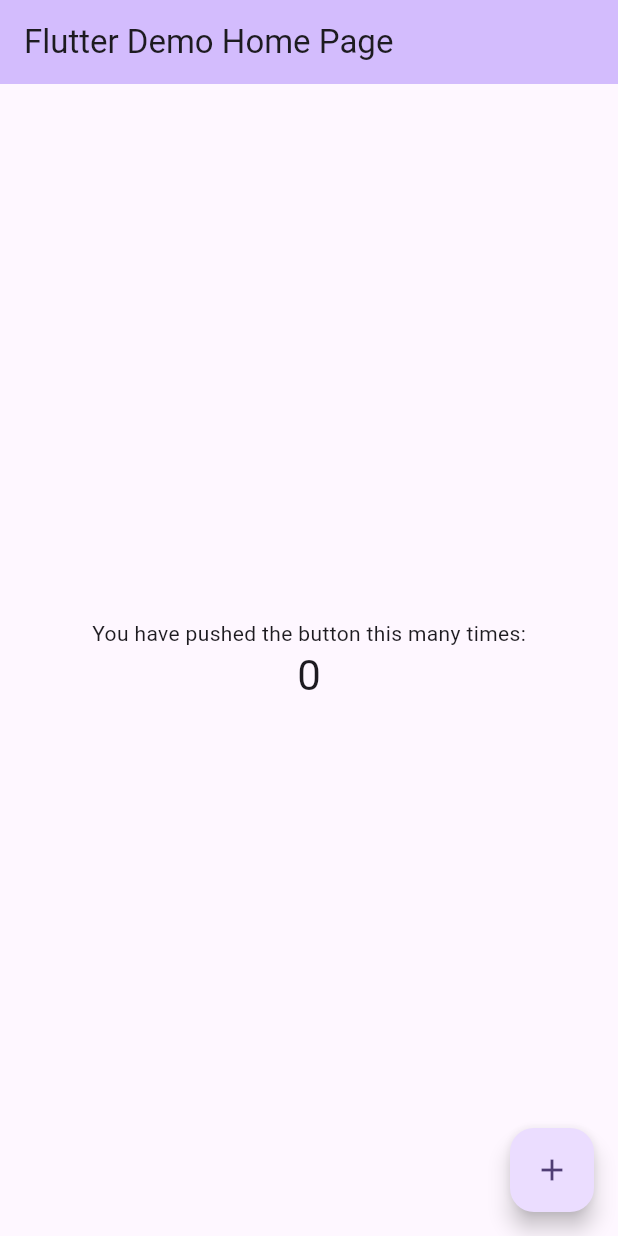
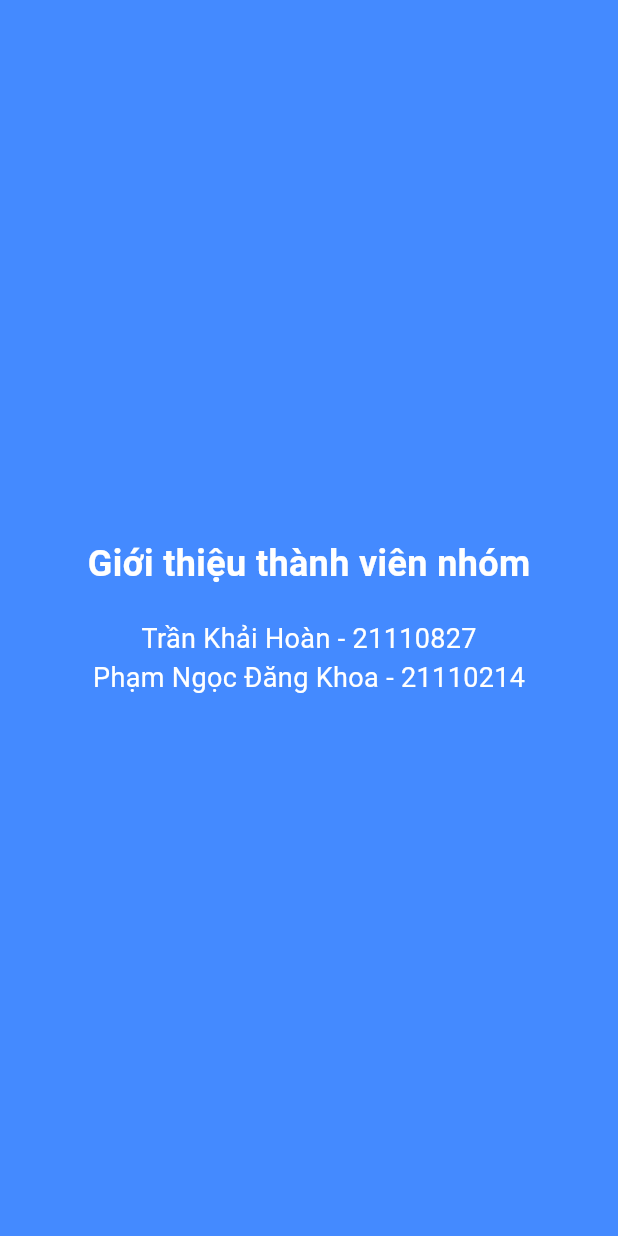
Before and after one commit to PaulKhoa/Flutter, a Flutter app: the screen it shows after launch, on a phone screen of 412 x 824 dp. Run offline on Flutter 3.47's test engine with Material 3 defaults, Android fonts, the phone set to English and light mode, and no system bars.

Commit message:
bài tập flutter 1

```diff
--- a/baitapflutter1/lib/main.dart
+++ b/baitapflutter1/lib/main.dart
@@ -1,125 +1,19 @@
 import 'package:flutter/material.dart';
+import 'screens/splash_screen.dart';
 
 void main() {
-  runApp(const MyApp());
+  runApp(MyApp());
 }
 
 class MyApp extends StatelessWidget {
-  const MyApp({super.key});
-
-  // This widget is the root of your application.
   @override
   Widget build(BuildContext context) {
     return MaterialApp(
-      title: 'Flutter Demo',
+      title: 'App Manager',
       theme: ThemeData(
-        // This is the theme of your application.
-        //
-        // TRY THIS: Try running your application with "flutter run". You'll see
-        // the application has a purple toolbar. Then, without quitting the app,
-        // try changing the seedColor in the colorScheme below to Colors.green
-        // and then invoke "hot reload" (save your changes or press the "hot
-        // reload" button in a Flutter-supported IDE, or press "r" if you used
-        // the command line to start the app).
-        //
-        // Notice that the counter didn't reset back to zero; the application
-        // state is not lost during the reload. To reset the state, use hot
-        // restart instead.
-        //
-        // This works for code too, not just values: Most code changes can be
-        // tested with just a hot reload.
-        colorScheme: ColorScheme.fromSeed(seedColor: Colors.deepPurple),
-        useMaterial3: true,
+        primarySwatch: Colors.blue,
       ),
-      home: const MyHomePage(title: 'Flutter Demo Home Page'),
+      home: SplashScreen(), // Bắt đầu với SplashScreen
     );
   }
 }
-
-class MyHomePage extends StatefulWidget {
-  const MyHomePage({super.key, required this.title});
-
-  // This widget is the home page of your application. It is stateful, meaning
-  // that it has a State object (defined below) that contains fields that affect
-  // how it looks.
-
-  // This class is the configuration for the state. It holds the values (in this
-  // case the title) provided by the parent (in this case the App widget) and
-  // used by the build method of the State. Fields in a Widget subclass are
-  // always marked "final".
-
-  final String title;
-
-  @override
-  State<MyHomePage> createState() => _MyHomePageState();
-}
-
-class _MyHomePageState extends State<MyHomePage> {
-  int _counter = 0;
-
-  void _incrementCounter() {
-    setState(() {
-      // This call to setState tells the Flutter framework that something has
-      // changed in this State, which causes it to rerun the build method below
-      // so that the display can reflect the updated values. If we changed
-      // _counter without calling setState(), then the build method would not be
-      // called again, and so nothing would appear to happen.
-      _counter++;
-    });
-  }
-
-  @override
-  Widget build(BuildContext context) {
-    // This method is rerun every time setState is called, for instance as done
-    // by the _incrementCounter method above.
-    //
-    // The Flutter framework has been optimized to make rerunning build methods
-    // fast, so that you can just rebuild anything that needs updating rather
-    // than having to individually change instances of widgets.
-    return Scaffold(
-      appBar: AppBar(
-        // TRY THIS: Try changing the color here to a specific color (to
-        // Colors.amber, perhaps?) and trigger a hot reload to see the AppBar
-        // change color while the other colors stay the same.
-        backgroundColor: Theme.of(context).colorScheme.inversePrimary,
-        // Here we take the value from the MyHomePage object that was created by
-        // the App.build method, and use it to set our appbar title.
-        title: Text(widget.title),
-      ),
-      body: Center(
-        // Center is a layout widget. It takes a single child and positions it
-        // in the middle of the parent.
-        child: Column(
-          // Column is also a layout widget. It takes a list of children and
-          // arranges them vertically. By default, it sizes itself to fit its
-          // children horizontally, and tries to be as tall as its parent.
-          //
-          // Column has various properties to control how it sizes itself and
-          // how it positions its children. Here we use mainAxisAlignment to
-          // center the children vertically; the main axis here is the vertical
-          // axis because Columns are vertical (the cross axis would be
-          // horizontal).
-          //
-          // TRY THIS: Invoke "debug painting" (choose the "Toggle Debug Paint"
-          // action in the IDE, or press "p" in the console), to see the
-          // wireframe for each widget.
-          mainAxisAlignment: MainAxisAlignment.center,
-          children: <Widget>[
-            const Text(
-              'You have pushed the button this many times:',
-            ),
-            Text(
-              '$_counter',
-              style: Theme.of(context).textTheme.headlineMedium,
-            ),
-          ],
-        ),
-      ),
-      floatingActionButton: FloatingActionButton(
-        onPressed: _incrementCounter,
-        tooltip: 'Increment',
-        child: const Icon(Icons.add),
-      ), // This trailing comma makes auto-formatting nicer for build methods.
-    );
-  }
-}
--- /dev/null
+++ b/baitapflutter1/lib/screens/splash_screen.dart
@@ -0,0 +1,52 @@
+import 'package:flutter/material.dart';
+import 'dart:async';
+import 'login_screen.dart';
+
+class SplashScreen extends StatefulWidget {
+  @override
+  _SplashScreenState createState() => _SplashScreenState();
+}
+
+class _SplashScreenState extends State<SplashScreen> {
+  @override
+  void initState() {
+    super.initState();
+    // Đợi 10 giây trước khi chuyển sang trang Login
+    Timer(Duration(seconds: 10), () {
+      Navigator.of(context).pushReplacement(
+        MaterialPageRoute(builder: (context) => LoginScreen()),
+      );
+    });
+  }
+
+  @override
+  Widget build(BuildContext context) {
+    return Scaffold(
+      backgroundColor: Colors.blueAccent,
+      body: Center(
+        child: Column(
+          mainAxisAlignment: MainAxisAlignment.center,
+          children: [
+            Text(
+              'Giới thiệu thành viên nhóm',
+              style: TextStyle(
+                fontSize: 24,
+                fontWeight: FontWeight.bold,
+                color: Colors.white,
+              ),
+            ),
+            SizedBox(height: 20),
+            Text(
+              'Trần Khải Hoàn - 21110827',
+              style: TextStyle(fontSize: 18, color: Colors.white),
+            ),
+            Text(
+              'Phạm Ngọc Đăng Khoa - 21110214',
+              style: TextStyle(fontSize: 18, color: Colors.white),
+            ),
+          ],
+        ),
+      ),
+    );
+  }
+}
```
Also changed, not shown: baitapflutter1/lib/screens/login_screen.dart (added, +49 -0 lines).
